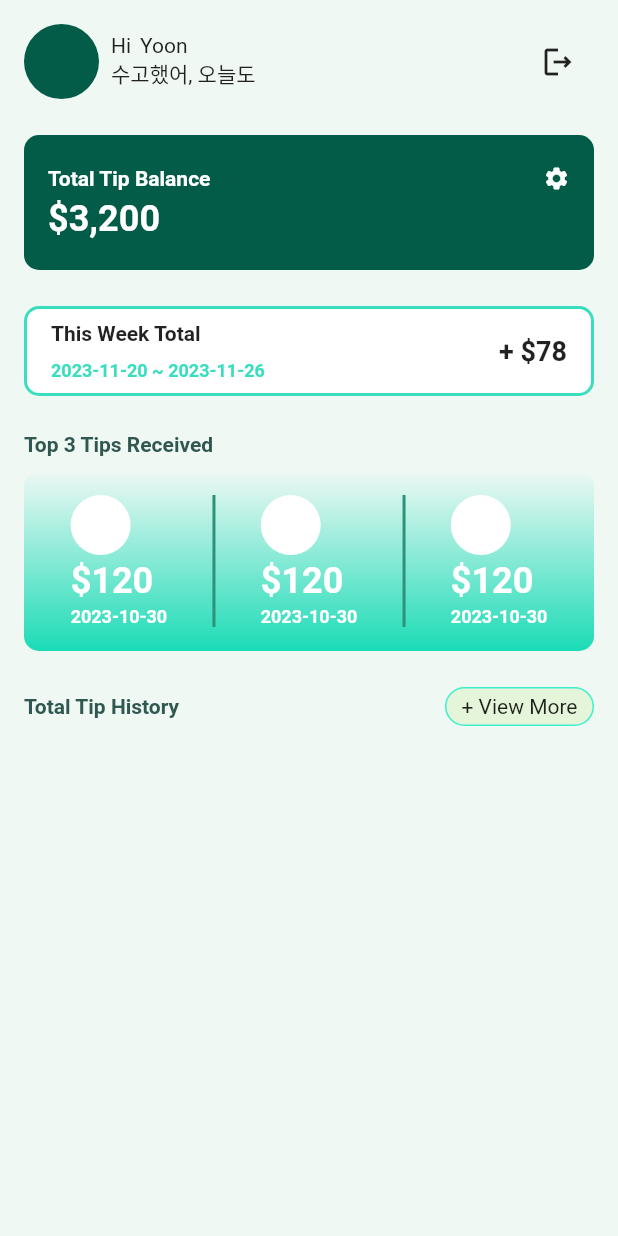
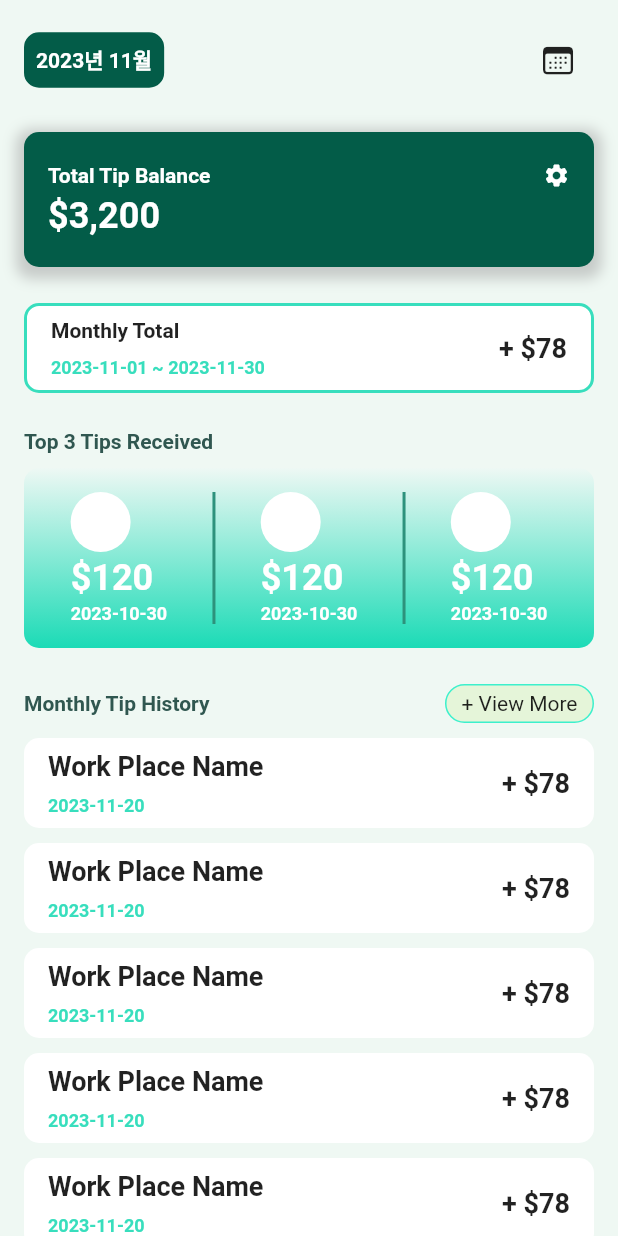
Before and after one commit to by-cho/tip_box, a Flutter app: the HomeScreen screen opened directly, on a phone screen of 412 x 824 dp. Run offline on Flutter 3.47's test engine with Material 2 defaults, Android fonts, the phone set to English and light mode, and no system bars; our stand-ins replace firebase_core; accounts and stored records are empty.

Commit message:
Publising Home

```diff
--- /dev/null
+++ b/tip_dips/lib/const/tabs.dart
@@ -0,0 +1,23 @@
+import 'package:flutter/cupertino.dart';
+import 'package:flutter/material.dart';
+
+class TabInfo {
+  final IconData icon;
+  final String label;
+
+  const TabInfo({
+    required this.icon,
+    required this.label,
+  });
+}
+
+const TABS = [
+  TabInfo(
+    icon: Icons.home,
+    label: '홈',
+  ),
+  TabInfo(
+    icon: CupertinoIcons.money_dollar_circle_fill,
+    label: '팁',
+  ),
+];
--- a/tip_dips/lib/screen/home_screen.dart
+++ b/tip_dips/lib/screen/home_screen.dart
@@ -1,48 +1,56 @@
 import 'package:flutter/cupertino.dart';
 import 'package:flutter/material.dart';
+import 'package:tip_dips/const/tabs.dart';
+import 'package:tip_dips/widget/history_list_item_widget.dart';
 
-class HomeScreen extends StatelessWidget {
-  const HomeScreen({super.key});
+class HomeScreen extends StatefulWidget {
+  HomeScreen({super.key});
+
+  @override
+  State<HomeScreen> createState() => _HomeScreenState();
+}
+
+class _HomeScreenState extends State<HomeScreen> {
+  late DateTime _selectedDate = DateTime.now();
 
   @override
   Widget build(BuildContext context) {
     return Scaffold(
       backgroundColor: Color(0xFFEFF8F3),
       body: SafeArea(
-        child: Padding(
-          padding: const EdgeInsets.all(16.0),
-          child: SingleChildScrollView(
+        child: SingleChildScrollView(
+          child: Padding(
+            padding: const EdgeInsets.all(16.0),
             child: Column(
               crossAxisAlignment: CrossAxisAlignment.start,
               children: [
                 Row(
                   mainAxisAlignment: MainAxisAlignment.spaceBetween,
                   children: [
-                    Row(
-                      mainAxisAlignment: MainAxisAlignment.start,
-                      children: [
-                        CircleAvatar(
-                          radius: 25,
-                          backgroundColor: Color(0xFF035C48),
+                    Center(
+                      child: Container(
+                        decoration: BoxDecoration(
+                          color: Color(0xFF035C48),
+                          borderRadius: BorderRadius.circular(10),
+                          border: Border.all(
+                            color: Color(0xFF035C48),
+                            width: 2,
+                          ),
                         ),
-                        SizedBox(width: 8),
-                        Column(
-                          crossAxisAlignment: CrossAxisAlignment.start,
-                          children: [
-                            Row(
-                              children: [
-                                Text('Hi'),
-                                SizedBox(width: 6),
-                                Text('Yoon'),
-                              ],
-                            ),
-                            Text('수고했어, 오늘도'),
-                          ],
-                        )
-                      ],
+                        child: Padding(
+                          padding: const EdgeInsets.all(6.0),
+                          child: Text(
+                            '${_selectedDate.year}년 ${_selectedDate.month}월',
+                            style: TextStyle(
+                                fontSize: 14,
+                                color: Colors.white,
+                                fontWeight: FontWeight.w600),
+                          ),
+                        ),
+                      ),
                     ),
                     IconButton(
-                        onPressed: () {}, icon: Icon(Icons.logout_outlined))
+                        onPressed: () {}, icon: Icon(CupertinoIcons.calendar))
                   ],
                 ),
                 SizedBox(
@@ -55,6 +63,14 @@ class HomeScreen extends StatelessWidget {
                   decoration: BoxDecoration(
                     borderRadius: BorderRadius.circular(10),
                     color: Color(0xFF035C48),
+                    boxShadow: [
+                      BoxShadow(
+                        color: Colors.grey.withOpacity(0.5),
+                        spreadRadius: 5,
+                        blurRadius: 7,
+                        offset: Offset(0, 3), // 그림자의 위치를 조절합니다.
+                      ),
+                    ],
                   ),
                   child: Column(
                     mainAxisAlignment: MainAxisAlignment.spaceBetween,
@@ -114,13 +130,13 @@ class HomeScreen extends StatelessWidget {
                         mainAxisAlignment: MainAxisAlignment.spaceBetween,
                         children: [
                           Text(
-                            'This Week Total',
+                            'Monthly Total',
                             style: TextStyle(
                               fontWeight: FontWeight.w700,
                             ),
                           ),
                           Text(
-                            '2023-11-20 ~ 2023-11-26',
+                            '2023-11-01 ~ 2023-11-30',
                             style: TextStyle(
                               fontSize: 12,
                               fontWeight: FontWeight.w700,
@@ -264,7 +280,7 @@ class HomeScreen extends StatelessWidget {
                   mainAxisAlignment: MainAxisAlignment.spaceBetween,
                   children: [
                     Text(
-                      'Total Tip History',
+                      'Monthly Tip History',
                       style: TextStyle(
                         fontWeight: FontWeight.w600,
                         color: Color(0xFF305750),
@@ -292,7 +308,16 @@ class HomeScreen extends StatelessWidget {
                     ),
                   ],
                 ),
-                SizedBox(height: 10),
+                Container(
+                  height: 60 * 7,
+                  child: ListView.builder(
+                    physics: NeverScrollableScrollPhysics(),
+                    itemCount: 7,
+                    itemBuilder: (context, index) {
+                      return HistoryListItemWidget();
+                    },
+                  ),
+                )
               ],
             ),
           ),
--- /dev/null
+++ b/tip_dips/lib/widget/history_list_item_widget.dart
@@ -0,0 +1,56 @@
+import 'package:flutter/material.dart';
+
+class HistoryListItemWidget extends StatelessWidget {
+  const HistoryListItemWidget({super.key});
+
+  @override
+  Widget build(BuildContext context) {
+    return Column(
+      children: [
+        SizedBox(height: 10),
+        Container(
+          padding: EdgeInsets.symmetric(horizontal: 16, vertical: 8),
+          height: 60,
+          width: double.infinity,
+          decoration: BoxDecoration(
+            color: Colors.white,
+            borderRadius: BorderRadius.circular(10),
+          ),
+          child: Row(
+            mainAxisAlignment: MainAxisAlignment.spaceBetween,
+            children: [
+              Column(
+                crossAxisAlignment: CrossAxisAlignment.start,
+                mainAxisAlignment: MainAxisAlignment.spaceBetween,
+                children: [
+                  Text(
+                    'Work Place Name',
+                    style: TextStyle(
+                      fontSize: 18,
+                      fontWeight: FontWeight.w700,
+                    ),
+                  ),
+                  Text(
+                    '2023-11-20',
+                    style: TextStyle(
+                      fontSize: 12,
+                      fontWeight: FontWeight.w700,
+                      color: Color(0xFF38DEBD),
+                    ),
+                  ),
+                ],
+              ),
+              Text(
+                '+ \$78',
+                style: TextStyle(
+                  fontSize: 18,
+                  fontWeight: FontWeight.w700,
+                ),
+              ),
+            ],
+          ),
+        ),
+      ],
+    );
+  }
+}
```
Also changed, not shown: tip_dips/lib/main.dart (+44 -4 lines), tip_dips/lib/screen/calender_screen.dart (added, +85 -0 lines), tip_dips/lib/screen/login_screen.dart (deleted, +0 -120 lines), tip_dips/lib/screen/tip_screen.dart (added, +75 -0 lines), tip_dips/lib/widget/nav_bottom_bar_widget.dart (added, +42 -0 lines), 4 other files.
